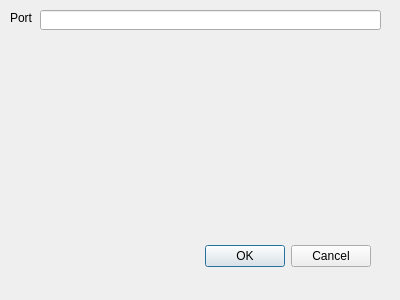
This is src/ui/window/SettingsWindow.ui in gaitovrat/bachelor as Qt 5 draws it before an edit. The edited form follows.
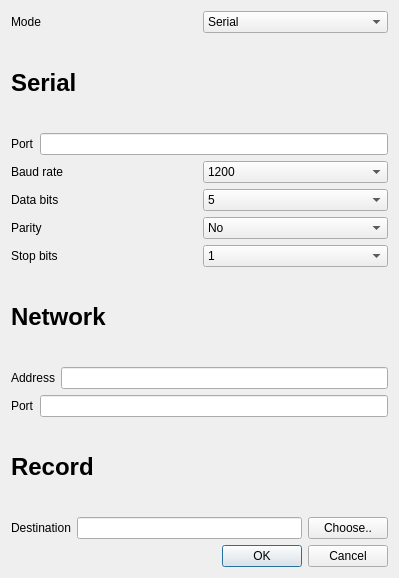
This is the edited form.

Commit message: Write settings

Diff of the .ui file:
```diff
--- a/src/ui/window/SettingsWindow.ui
+++ b/src/ui/window/SettingsWindow.ui
@@ -6,52 +6,303 @@
    <rect>
     <x>0</x>
     <y>0</y>
-    <width>400</width>
-    <height>300</height>
+    <width>399</width>
+    <height>578</height>
    </rect>
   </property>
   <property name="windowTitle">
    <string>Dialog</string>
   </property>
-  <widget class="QDialogButtonBox" name="buttonBox">
-   <property name="geometry">
-    <rect>
-     <x>30</x>
-     <y>240</y>
-     <width>341</width>
-     <height>32</height>
-    </rect>
-   </property>
-   <property name="orientation">
-    <enum>Qt::Horizontal</enum>
-   </property>
-   <property name="standardButtons">
-    <set>QDialogButtonBox::Cancel|QDialogButtonBox::Ok</set>
-   </property>
-  </widget>
-  <widget class="QLabel" name="label">
-   <property name="geometry">
-    <rect>
-     <x>10</x>
-     <y>10</y>
-     <width>31</width>
-     <height>16</height>
-    </rect>
-   </property>
-   <property name="text">
-    <string>Port</string>
-   </property>
-  </widget>
-  <widget class="QLineEdit" name="portNameLineEdit">
-   <property name="geometry">
-    <rect>
-     <x>40</x>
-     <y>10</y>
-     <width>341</width>
-     <height>20</height>
-    </rect>
-   </property>
-  </widget>
+  <layout class="QVBoxLayout" name="verticalLayout">
+   <item>
+    <layout class="QHBoxLayout" name="horizontalLayout">
+     <item>
+      <widget class="QLabel" name="label_2">
+       <property name="text">
+        <string>Mode</string>
+       </property>
+      </widget>
+     </item>
+     <item>
+      <widget class="QComboBox" name="cbMode">
+       <item>
+        <property name="text">
+         <string>Serial</string>
+        </property>
+       </item>
+       <item>
+        <property name="text">
+         <string>Network</string>
+        </property>
+       </item>
+      </widget>
+     </item>
+    </layout>
+   </item>
+   <item>
+    <widget class="QLabel" name="label_3">
+     <property name="text">
+      <string>&lt;html&gt;&lt;head/&gt;&lt;body&gt;&lt;p&gt;&lt;span style=&quot; font-size:18pt; font-weight:700;&quot;&gt;Serial&lt;/span&gt;&lt;/p&gt;&lt;/body&gt;&lt;/html&gt;</string>
+     </property>
+     <property name="textFormat">
+      <enum>Qt::RichText</enum>
+     </property>
+    </widget>
+   </item>
+   <item>
+    <layout class="QHBoxLayout" name="horizontalLayout_2">
+     <item>
+      <widget class="QLabel" name="label">
+       <property name="text">
+        <string>Port</string>
+       </property>
+      </widget>
+     </item>
+     <item>
+      <widget class="QLineEdit" name="leSerialPort"/>
+     </item>
+    </layout>
+   </item>
+   <item>
+    <layout class="QHBoxLayout" name="horizontalLayout_6">
+     <item>
+      <widget class="QLabel" name="label_9">
+       <property name="text">
+        <string>Baud rate</string>
+       </property>
+      </widget>
+     </item>
+     <item>
+      <widget class="QComboBox" name="cbSerialBaudRate">
+       <item>
+        <property name="text">
+         <string>1200</string>
+        </property>
+       </item>
+       <item>
+        <property name="text">
+         <string>2400</string>
+        </property>
+       </item>
+       <item>
+        <property name="text">
+         <string>4800</string>
+        </property>
+       </item>
+       <item>
+        <property name="text">
+         <string>9600</string>
+        </property>
+       </item>
+       <item>
+        <property name="text">
+         <string>19200</string>
+        </property>
+       </item>
+       <item>
+        <property name="text">
+         <string>38400</string>
+        </property>
+       </item>
+       <item>
+        <property name="text">
+         <string>57600</string>
+        </property>
+       </item>
+       <item>
+        <property name="text">
+         <string>115200</string>
+        </property>
+       </item>
+      </widget>
+     </item>
+    </layout>
+   </item>
+   <item>
+    <layout class="QHBoxLayout" name="horizontalLayout_7">
+     <item>
+      <widget class="QLabel" name="label_10">
+       <property name="text">
+        <string>Data bits</string>
+       </property>
+      </widget>
+     </item>
+     <item>
+      <widget class="QComboBox" name="cbSerialDataBits">
+       <item>
+        <property name="text">
+         <string>5</string>
+        </property>
+       </item>
+       <item>
+        <property name="text">
+         <string>6</string>
+        </property>
+       </item>
+       <item>
+        <property name="text">
+         <string>7</string>
+        </property>
+       </item>
+       <item>
+        <property name="text">
+         <string>8</string>
+        </property>
+       </item>
+      </widget>
+     </item>
+    </layout>
+   </item>
+   <item>
+    <layout class="QHBoxLayout" name="horizontalLayout_8">
+     <item>
+      <widget class="QLabel" name="label_11">
+       <property name="text">
+        <string>Parity</string>
+       </property>
+      </widget>
+     </item>
+     <item>
+      <widget class="QComboBox" name="cbSerialParity">
+       <item>
+        <property name="text">
+         <string>No</string>
+        </property>
+       </item>
+       <item>
+        <property name="text">
+         <string>Even</string>
+        </property>
+       </item>
+       <item>
+        <property name="text">
+         <string>Odd</string>
+        </property>
+       </item>
+       <item>
+        <property name="text">
+         <string>Space</string>
+        </property>
+       </item>
+       <item>
+        <property name="text">
+         <string>Mark</string>
+        </property>
+       </item>
+      </widget>
+     </item>
+    </layout>
+   </item>
+   <item>
+    <layout class="QHBoxLayout" name="horizontalLayout_9">
+     <item>
+      <widget class="QLabel" name="label_12">
+       <property name="text">
+        <string>Stop bits</string>
+       </property>
+      </widget>
+     </item>
+     <item>
+      <widget class="QComboBox" name="cbStopBits">
+       <item>
+        <property name="text">
+         <string>1</string>
+        </property>
+       </item>
+       <item>
+        <property name="text">
+         <string>1.5</string>
+        </property>
+       </item>
+       <item>
+        <property name="text">
+         <string>2</string>
+        </property>
+       </item>
+      </widget>
+     </item>
+    </layout>
+   </item>
+   <item>
+    <widget class="QLabel" name="label_4">
+     <property name="text">
+      <string>&lt;html&gt;&lt;head/&gt;&lt;body&gt;&lt;p&gt;&lt;span style=&quot; font-size:18pt; font-weight:700;&quot;&gt;Network&lt;/span&gt;&lt;/p&gt;&lt;/body&gt;&lt;/html&gt;</string>
+     </property>
+     <property name="textFormat">
+      <enum>Qt::RichText</enum>
+     </property>
+    </widget>
+   </item>
+   <item>
+    <layout class="QHBoxLayout" name="horizontalLayout_3">
+     <item>
+      <widget class="QLabel" name="label_5">
+       <property name="text">
+        <string>Address</string>
+       </property>
+      </widget>
+     </item>
+     <item>
+      <widget class="QLineEdit" name="leNetworkAddress"/>
+     </item>
+    </layout>
+   </item>
+   <item>
+    <layout class="QHBoxLayout" name="horizontalLayout_4">
+     <item>
+      <widget class="QLabel" name="label_6">
+       <property name="text">
+        <string>Port</string>
+       </property>
+      </widget>
+     </item>
+     <item>
+      <widget class="QLineEdit" name="leNetworkPort"/>
+     </item>
+    </layout>
+   </item>
+   <item>
+    <widget class="QLabel" name="label_7">
+     <property name="text">
+      <string>&lt;html&gt;&lt;head/&gt;&lt;body&gt;&lt;p&gt;&lt;span style=&quot; font-size:18pt; font-weight:700;&quot;&gt;Record&lt;/span&gt;&lt;/p&gt;&lt;/body&gt;&lt;/html&gt;</string>
+     </property>
+     <property name="textFormat">
+      <enum>Qt::RichText</enum>
+     </property>
+    </widget>
+   </item>
+   <item>
+    <layout class="QHBoxLayout" name="horizontalLayout_5">
+     <item>
+      <widget class="QLabel" name="label_8">
+       <property name="text">
+        <string>Destination</string>
+       </property>
+      </widget>
+     </item>
+     <item>
+      <widget class="QLineEdit" name="leDestination"/>
+     </item>
+     <item>
+      <widget class="QPushButton" name="bChoose">
+       <property name="text">
+        <string>Choose..</string>
+       </property>
+      </widget>
+     </item>
+    </layout>
+   </item>
+   <item>
+    <widget class="QDialogButtonBox" name="buttonBox">
+     <property name="orientation">
+      <enum>Qt::Horizontal</enum>
+     </property>
+     <property name="standardButtons">
+      <set>QDialogButtonBox::Cancel|QDialogButtonBox::Ok</set>
+     </property>
+    </widget>
+   </item>
+  </layout>
  </widget>
  <resources/>
  <connections>
```
Left out of the diff: 8 changed lines with no effect on the pictures. The commit also changes 4 other files.
